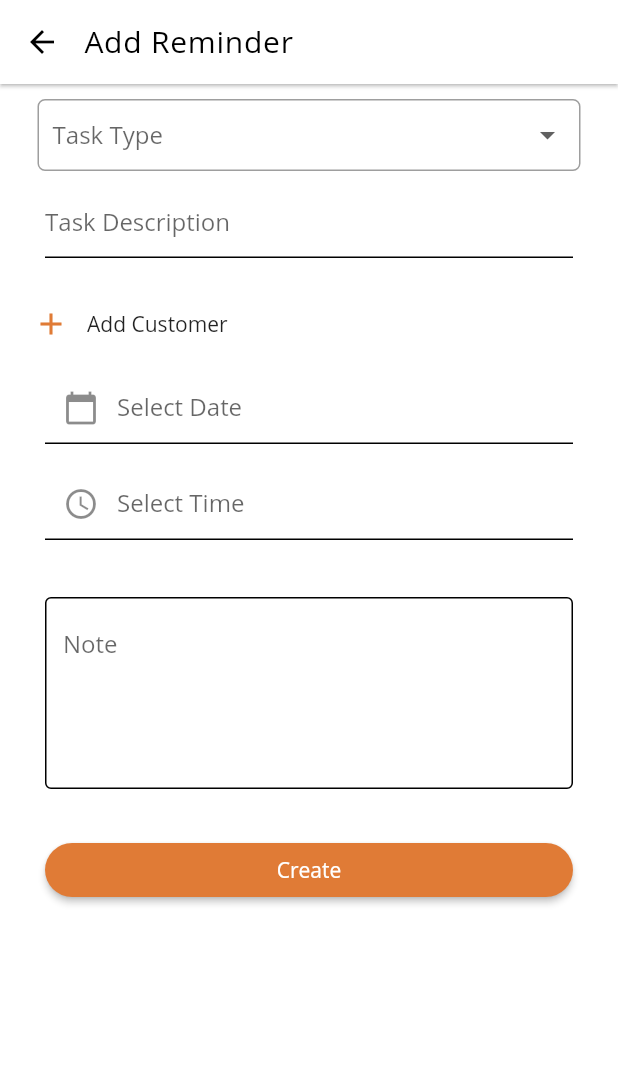
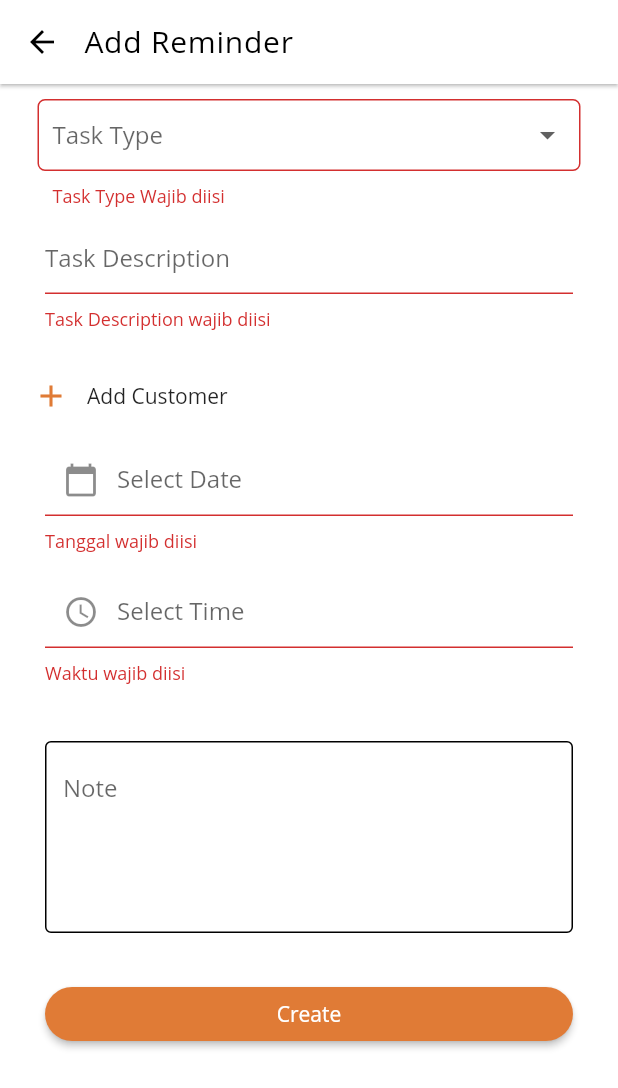
Before and after one commit to primajatnika271995/Hasjrat-Asistant, a Flutter app: the ReminderAddView screen opened directly, on a phone screen of 412 x 824 dp. Shown: the top 1088 px of the screen. Run offline on Flutter 3.47's test engine with Material 2 defaults, Android fonts, the phone set to English and light mode, and no system bars; our stand-ins replace dio, get_it, shared_preferences, shimmer; missing offline and left inert: simple_logger; accounts and stored records are empty; network calls fail.

Commit message:
Add Mandatori Field

```diff
--- a/lib/src/views/reminder_page/add_reminder.dart
+++ b/lib/src/views/reminder_page/add_reminder.dart
@@ -118,6 +118,7 @@ class _ReminderAddViewState extends State<ReminderAddView> {
               border: OutlineInputBorder(
                 borderRadius: BorderRadius.circular(5),
               ),
+              errorText: 'Task Type Wajib diisi',
               contentPadding:
               EdgeInsets.symmetric(vertical: 10, horizontal: 10),
             ),
@@ -159,6 +160,7 @@ class _ReminderAddViewState extends State<ReminderAddView> {
       child: TextField(
         decoration: InputDecoration(
           hintText: 'Task Description',
+          errorText: 'Task Description wajib diisi',
           border: UnderlineInputBorder(
             borderSide: BorderSide(
               color: Colors.black,
@@ -196,6 +198,7 @@ class _ReminderAddViewState extends State<ReminderAddView> {
             keyboardType: TextInputType.datetime,
             decoration: InputDecoration(
               hintText: 'Select Date',
+              errorText: 'Tanggal wajib diisi',
               prefixIcon: Icon(Icons.calendar_today),
               border: UnderlineInputBorder(
                 borderSide: BorderSide(
@@ -235,6 +238,7 @@ class _ReminderAddViewState extends State<ReminderAddView> {
             keyboardType: TextInputType.datetime,
             decoration: InputDecoration(
               hintText: 'Select Time',
+              errorText: 'Waktu wajib diisi',
               prefixIcon: Icon(Icons.access_time),
               border: UnderlineInputBorder(
                 borderSide: BorderSide(
```
